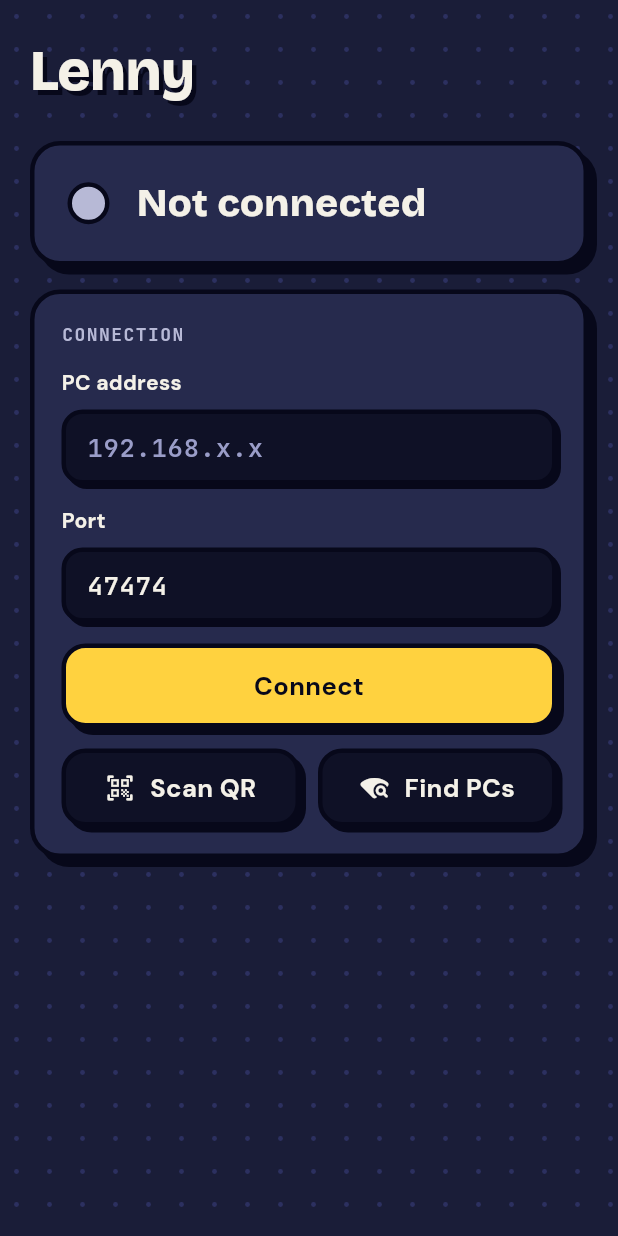
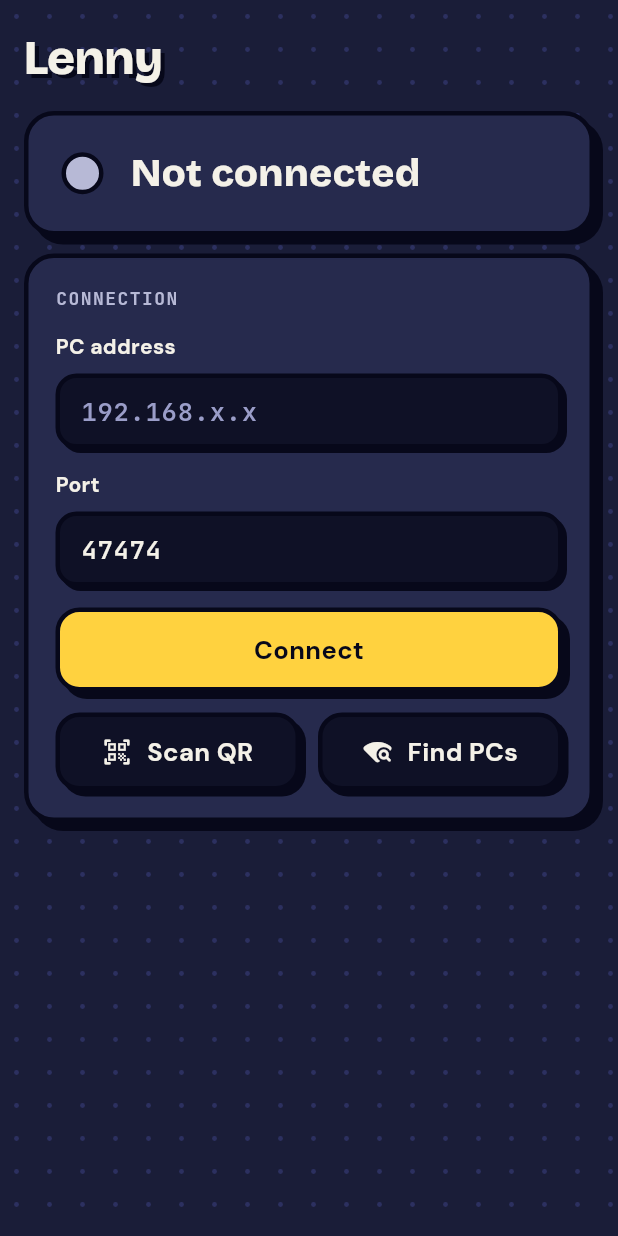
Before and after one commit to spizganed/Lenny, a Flutter app: the screen it shows after launch, on a phone screen of 412 x 824 dp. Run offline on Flutter 3.47's test engine with Material 3 defaults, Android fonts, the phone set to English and light mode, and no system bars; our stand-ins replace flutter_riverpod, google_fonts, qr_flutter, shared_preferences; missing offline and left inert: dart:ffi.

Commit message:
fix(ui): phone fits one screen while streaming, battery inside status pill
- phone: hide address/port fields once connected (hero shows them), tighter spacing
- desktop: "Streaming · phone · 75%" in one pill instead of a separate badge
- screenshots: camera feed censored

Co-Authored-By: Claude Opus 5.5 <noreply@anthropic.com>

```diff
--- a/app/lib/ui/screens/sender_screen.dart
+++ b/app/lib/ui/screens/sender_screen.dart
@@ -65,10 +65,11 @@ class _SenderScreenState extends ConsumerState<SenderScreen> {
         spacing: 22,
         child: SafeArea(
           child: OrientationBuilder(builder: (context, o) {
-            final title = Text(Brand.appName, style: LennyTokens.wordmark(38));
+            final title = Text(Brand.appName, style: LennyTokens.wordmark(32));
             final hero = _StatusHero(state: s);
+            // While connected the hero already shows where to; the fields only matter before connecting.
             final connection = StickerCard(label: 'Connection', children: [
-                  StickerField(
+                  if (!s.active) StickerField(
                     label: 'PC address',
                     controller: _host,
                     enabled: !s.active,
@@ -76,7 +77,7 @@ class _SenderScreenState extends ConsumerState<SenderScreen> {
                     keyboardType: TextInputType.url,
                     textInputAction: TextInputAction.next,
                   ),
-                  StickerField(
+                  if (!s.active) StickerField(
                     label: 'Port',
                     controller: _port,
                     enabled: !s.active,
@@ -126,8 +127,8 @@ class _SenderScreenState extends ConsumerState<SenderScreen> {
                     if (s.caps.has(LENNY_CAP_EXPOSURE_LOCK))
                       ExposureLockToggle(controls: s.controls, onCommand: ctl.command),
                   ]);
-            const gap = SizedBox(height: 16);
-            Widget column(List<Widget> children) => ListView(padding: const EdgeInsets.all(20), children: children);
+            const gap = SizedBox(height: 12);
+            Widget column(List<Widget> children) => ListView(padding: const EdgeInsets.all(16), children: children);
             // Landscape: status + connection left, camera controls right, instead of one thin centered strip.
             if (o == Orientation.landscape) {
               return Row(crossAxisAlignment: CrossAxisAlignment.stretch, children: [
@@ -138,7 +139,7 @@ class _SenderScreenState extends ConsumerState<SenderScreen> {
             return Center(
               child: ConstrainedBox(
                 constraints: const BoxConstraints(maxWidth: 480),
-                child: column([title, const SizedBox(height: 20), hero, gap, connection, if (camera != null) ...[gap, camera]]),
+                child: column([title, const SizedBox(height: 12), hero, gap, connection, if (camera != null) ...[gap, camera]]),
               ),
             );
           }),
```
Also changed, not shown: app/lib/ui/screens/receiver_screen.dart (+4 -8 lines), 1 other file.
